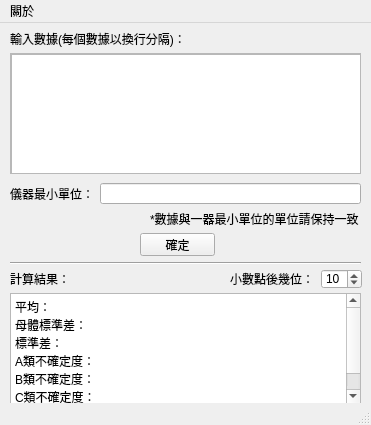
Qt form mainwindow.ui (C-W-Z/UncertaintyCalculator) before a commit.
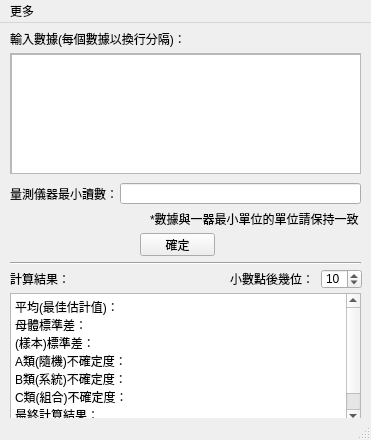
The same form after that commit.

The edit to the form file:
```diff
--- a/mainwindow.ui
+++ b/mainwindow.ui
@@ -7,7 +7,7 @@
     <x>0</x>
     <y>0</y>
     <width>371</width>
-    <height>425</height>
+    <height>440</height>
    </rect>
   </property>
   <property name="windowTitle">
@@ -20,7 +20,7 @@
       <x>10</x>
       <y>270</y>
       <width>351</width>
-      <height>111</height>
+      <height>131</height>
      </rect>
     </property>
     <property name="html">
@@ -28,13 +28,14 @@
 &lt;html&gt;&lt;head&gt;&lt;meta name=&quot;qrichtext&quot; content=&quot;1&quot; /&gt;&lt;style type=&quot;text/css&quot;&gt;
 p, li { white-space: pre-wrap; }
 &lt;/style&gt;&lt;/head&gt;&lt;body style=&quot; font-family:'PMingLiU'; font-size:9pt; font-weight:400; font-style:normal;&quot;&gt;
-&lt;p style=&quot; margin-top:0px; margin-bottom:0px; margin-left:0px; margin-right:0px; -qt-block-indent:0; text-indent:0px;&quot;&gt;&lt;span style=&quot; color:#000000;&quot;&gt;平均：&lt;/span&gt;&lt;/p&gt;
+&lt;p style=&quot; margin-top:0px; margin-bottom:0px; margin-left:0px; margin-right:0px; -qt-block-indent:0; text-indent:0px;&quot;&gt;&lt;span style=&quot; color:#000000;&quot;&gt;平均(最佳估計值)：&lt;/span&gt;&lt;/p&gt;
 &lt;p style=&quot; margin-top:0px; margin-bottom:0px; margin-left:0px; margin-right:0px; -qt-block-indent:0; text-indent:0px;&quot;&gt;&lt;span style=&quot; color:#000000;&quot;&gt;母體標準差：&lt;/span&gt;&lt;/p&gt;
-&lt;p style=&quot; margin-top:0px; margin-bottom:0px; margin-left:0px; margin-right:0px; -qt-block-indent:0; text-indent:0px;&quot;&gt;&lt;span style=&quot; color:#000000;&quot;&gt;標準差：&lt;/span&gt;&lt;/p&gt;
-&lt;p style=&quot; margin-top:0px; margin-bottom:0px; margin-left:0px; margin-right:0px; -qt-block-indent:0; text-indent:0px;&quot;&gt;&lt;span style=&quot; color:#000000;&quot;&gt;A類不確定度：&lt;/span&gt;&lt;/p&gt;
-&lt;p style=&quot; margin-top:0px; margin-bottom:0px; margin-left:0px; margin-right:0px; -qt-block-indent:0; text-indent:0px;&quot;&gt;&lt;span style=&quot; color:#000000;&quot;&gt;B類不確定度：&lt;/span&gt;&lt;/p&gt;
-&lt;p style=&quot; margin-top:0px; margin-bottom:0px; margin-left:0px; margin-right:0px; -qt-block-indent:0; text-indent:0px;&quot;&gt;&lt;span style=&quot; color:#000000;&quot;&gt;C類不確定度：&lt;/span&gt;&lt;/p&gt;
-&lt;p style=&quot; margin-top:0px; margin-bottom:0px; margin-left:0px; margin-right:0px; -qt-block-indent:0; text-indent:0px;&quot;&gt;&lt;span style=&quot; color:#000000;&quot;&gt;計算結果：&lt;/span&gt;&lt;/p&gt;&lt;/body&gt;&lt;/html&gt;</string>
+&lt;p style=&quot; margin-top:0px; margin-bottom:0px; margin-left:0px; margin-right:0px; -qt-block-indent:0; text-indent:0px;&quot;&gt;&lt;span style=&quot; color:#000000;&quot;&gt;(樣本)標準差：&lt;/span&gt;&lt;/p&gt;
+&lt;p style=&quot; margin-top:0px; margin-bottom:0px; margin-left:0px; margin-right:0px; -qt-block-indent:0; text-indent:0px;&quot;&gt;&lt;span style=&quot; color:#000000;&quot;&gt;A類(隨機)不確定度：&lt;/span&gt;&lt;/p&gt;
+&lt;p style=&quot; margin-top:0px; margin-bottom:0px; margin-left:0px; margin-right:0px; -qt-block-indent:0; text-indent:0px;&quot;&gt;&lt;span style=&quot; color:#000000;&quot;&gt;B類(系統)不確定度：&lt;/span&gt;&lt;/p&gt;
+&lt;p style=&quot; margin-top:0px; margin-bottom:0px; margin-left:0px; margin-right:0px; -qt-block-indent:0; text-indent:0px;&quot;&gt;&lt;span style=&quot; color:#000000;&quot;&gt;C類(組合)不確定度：&lt;/span&gt;&lt;/p&gt;
+&lt;p style=&quot; margin-top:0px; margin-bottom:0px; margin-left:0px; margin-right:0px; -qt-block-indent:0; text-indent:0px;&quot;&gt;&lt;span style=&quot; color:#000000;&quot;&gt;最終計算結果：&lt;/span&gt;&lt;/p&gt;
+&lt;p style=&quot; margin-top:0px; margin-bottom:0px; margin-left:0px; margin-right:0px; -qt-block-indent:0; text-indent:0px;&quot;&gt;&lt;span style=&quot; color:#000000;&quot;&gt;不確定度百分比：&lt;/span&gt;&lt;/p&gt;&lt;/body&gt;&lt;/html&gt;</string>
     </property>
    </widget>
    <widget class="QLabel" name="label">
@@ -94,20 +95,20 @@
      <rect>
       <x>10</x>
       <y>160</y>
-      <width>91</width>
+      <width>111</width>
       <height>21</height>
      </rect>
     </property>
     <property name="text">
-     <string>儀器最小單位：</string>
+     <string>量測儀器最小讀數：：</string>
     </property>
    </widget>
    <widget class="QLineEdit" name="minimumValue">
     <property name="geometry">
      <rect>
-      <x>100</x>
+      <x>120</x>
       <y>160</y>
-      <width>261</width>
+      <width>241</width>
       <height>21</height>
      </rect>
     </property>
@@ -205,7 +206,7 @@
    </property>
    <widget class="QMenu" name="menu">
     <property name="title">
-     <string>關於</string>
+     <string>更多</string>
     </property>
     <widget class="QMenu" name="menu_2">
      <property name="title">
```
Left out of the diff: 30 changed lines with no effect on the pictures.
